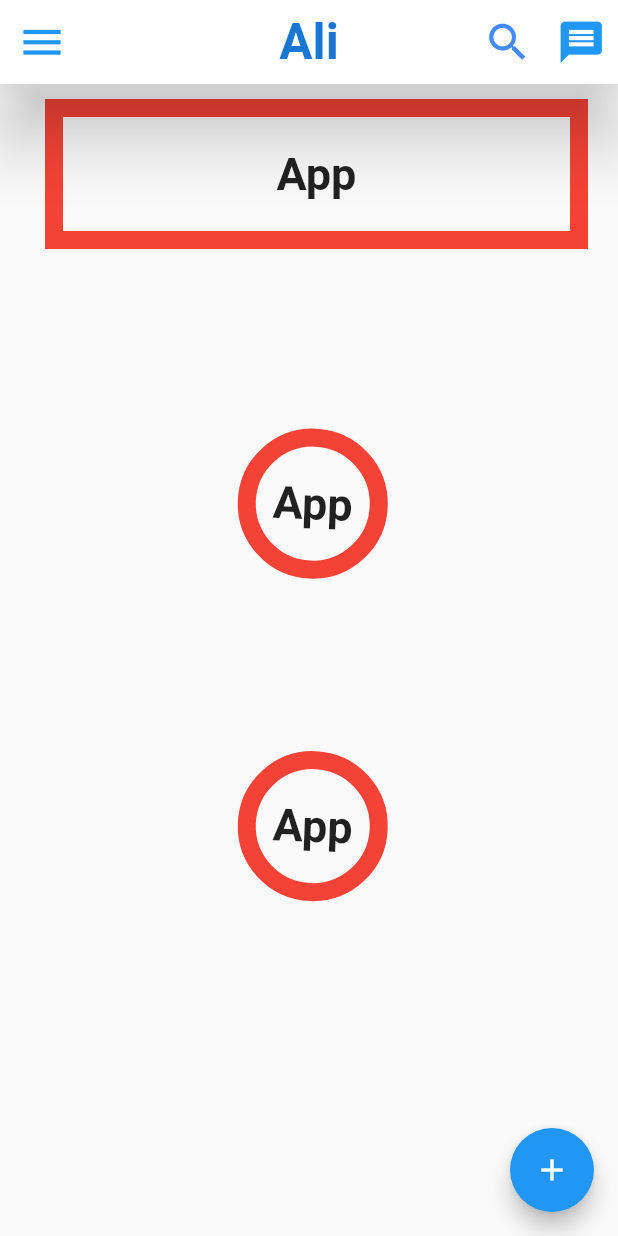
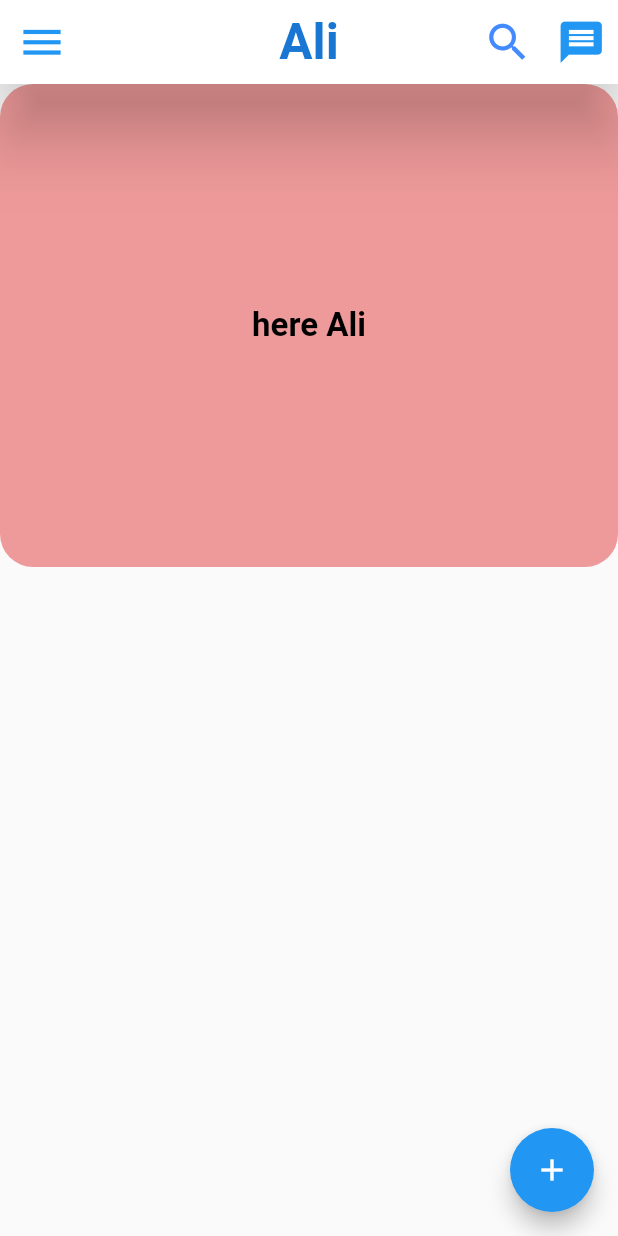
Before and after one commit to aliajjoub2/flutter-Project-1, a Flutter app: the screen it shows after launch, on a phone screen of 412 x 824 dp. Run offline on Flutter 3.47's test engine with Material 2 defaults, Android fonts, the phone set to English and light mode, and no system bars.

Commit message:
Add task

```diff
--- a/lib/main.dart
+++ b/lib/main.dart
@@ -69,22 +69,45 @@ class FacebookApp extends StatelessWidget {
           child: const Icon(Icons.add),
         ),
         // ignore: sort_child_properties_last
-        body: SingleChildScrollView(
-          padding: EdgeInsets.fromLTRB(10, 0, 10, 0),
-          child:  Column(
+        body: Column(
+          children: [
+            Container(
+              // ignore: sort_child_properties_last
+              child: Text('here Ali', style: TextStyle(color: Colors.black, fontSize: 22, fontWeight: FontWeight.bold),),
+              height: 322,
+              width: double.infinity,
+              alignment: Alignment.center,
+
+              //color: Colors.red,
+              decoration: BoxDecoration(
+                borderRadius: BorderRadius.circular(22),
+                color: Colors.red[200],
+              ),
+            ),
+            Row(
+
+            ),
+          ],
+        )
+
+
+         /* SingleChildScrollView(
+          //padding: EdgeInsets.fromLTRB(10, 0, 10, 0),
+          scrollDirection: Axis.horizontal,
+          child:  Row(
           // ignore: sort_child_properties_last
           children: [
             Container(
               // ignore: sort_child_properties_last
               child: Text(
-                ' App ',
+                ' Ali ',
                 style: TextStyle(fontSize: 30, fontWeight: FontWeight.bold),
               ),
               //color: Colors.blue[100],
-              margin: EdgeInsets.fromLTRB(20, 10, 10, 5),
-              padding: EdgeInsets.all(20),
+               margin: EdgeInsets.fromLTRB(20, 10, 10, 5),
+              padding: EdgeInsets.all(2),
               height: 100,
-              width: 400,
+              width: 100,
               alignment: Alignment.center,
               //transform: Matrix4.rotationZ(0.04),
               decoration: BoxDecoration(
@@ -93,10 +116,10 @@ class FacebookApp extends StatelessWidget {
                   width: 12,
                 ),
                 //borderRadius: BorderRadius.circular(25),
-                //shape: BoxShape.circle,
+                shape: BoxShape.circle,
               ),
             ),
-             SizedBox(height: 100,),
+             //SizedBox(height: 10, width: 1,),
              Container(
               // ignore: sort_child_properties_last
               child: Text(
@@ -104,10 +127,10 @@ class FacebookApp extends StatelessWidget {
                 style: TextStyle(fontSize: 30, fontWeight: FontWeight.bold),
               ),
               //color: Colors.blue[100],
-              margin: EdgeInsets.fromLTRB(20, 10, 10, 5),
-              padding: EdgeInsets.all(20),
+              //margin: EdgeInsets.fromLTRB(20, 1, 1, 1),
+              padding: EdgeInsets.all(2),
               height: 100,
-              width: 200,
+              width: 100,
               alignment: Alignment.center,
               transform: Matrix4.rotationZ(0.04),
               decoration: BoxDecoration(
@@ -119,18 +142,18 @@ class FacebookApp extends StatelessWidget {
                 shape: BoxShape.circle,
               ),
             ),
-              SizedBox(height: 100,),
+              SizedBox(height: 10,),
              Container(
               // ignore: sort_child_properties_last
               child: Text(
-                ' App ',
+                ' Ap',
                 style: TextStyle(fontSize: 30, fontWeight: FontWeight.bold),
               ),
               //color: Colors.blue[100],
               margin: EdgeInsets.fromLTRB(20, 10, 10, 5),
-              padding: EdgeInsets.all(20),
-              height: 100,
-              width: 200,
+              padding: EdgeInsets.all(2),
+             height: 100,
+              width: 100,
               alignment: Alignment.center,
               transform: Matrix4.rotationZ(0.04),
               decoration: BoxDecoration(
@@ -142,7 +165,7 @@ class FacebookApp extends StatelessWidget {
                 shape: BoxShape.circle,
               ),
             ),
-             SizedBox(height: 260,),
+             SizedBox(height: 26,),
              Container(
               // ignore: sort_child_properties_last
               child: Text(
@@ -151,9 +174,9 @@ class FacebookApp extends StatelessWidget {
               ),
               //color: Colors.blue[100],
               margin: EdgeInsets.fromLTRB(20, 10, 10, 5),
-              padding: EdgeInsets.all(20),
-              height: 100,
-              width: 200,
+              padding: EdgeInsets.all(2),
+             height: 100,
+              width: 100,
               alignment: Alignment.center,
               transform: Matrix4.rotationZ(0.04),
               decoration: BoxDecoration(
@@ -171,7 +194,7 @@ class FacebookApp extends StatelessWidget {
         //crossAxisAlignment: CrossAxisAlignment.start,
 
         ),
-        )
+        ) */
         );
   }
 }
```
